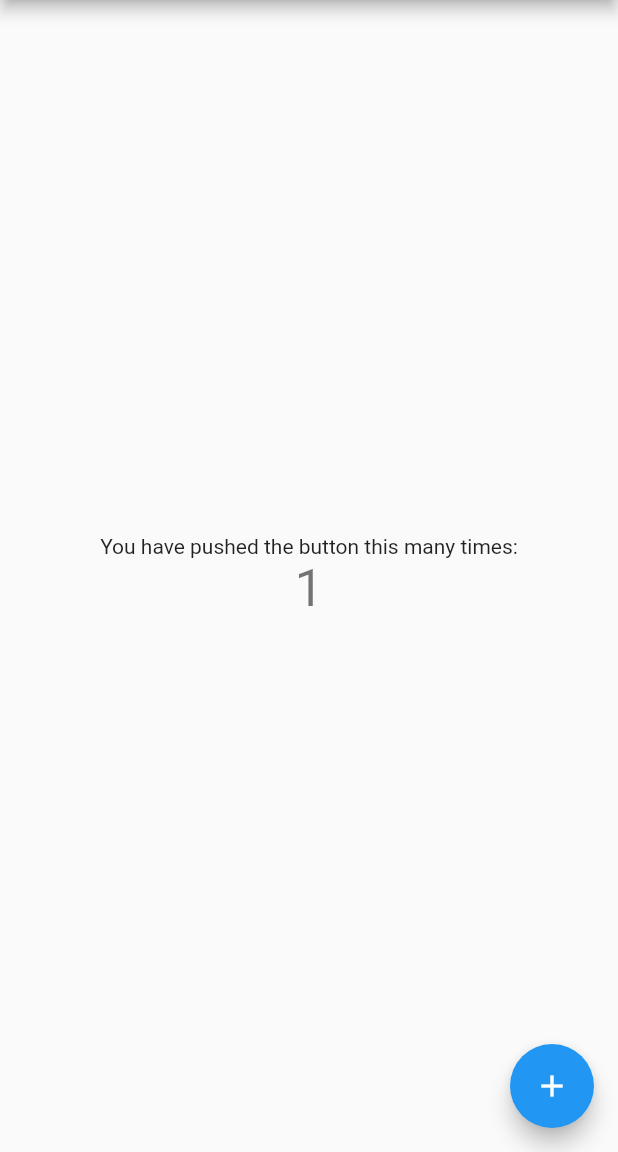
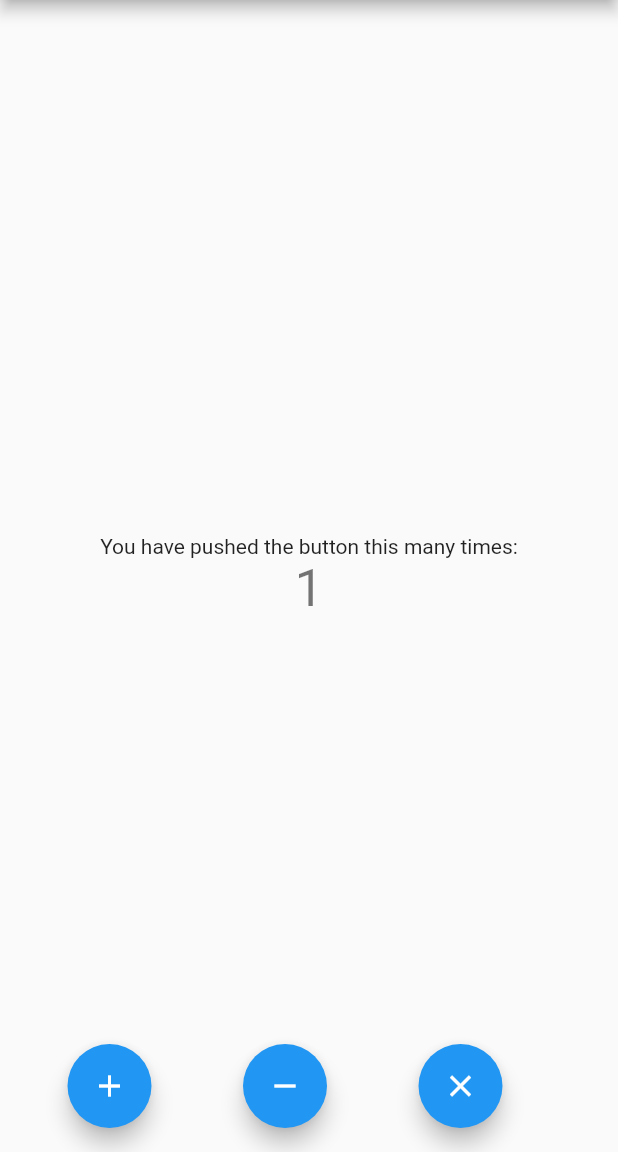
Before and after one commit to Helen10101/bloc_learning, a Flutter app: the screen it shows after launch, after a tap on the "add" icon, on a phone screen of 412 x 824 dp, the part 84-1236 px from its top. Run offline on Flutter 3.47's test engine with Material 2 defaults, Android fonts, the phone set to English and light mode, and no system bars.

```diff
--- /dev/null
+++ b/lib/counter_bloc.dart
@@ -0,0 +1,29 @@
+import 'dart:async';
+
+enum CounterAction{
+  Increment,
+  Decrement,
+  Reset
+}
+
+class CounterBloc{
+  int counter = 0;
+  final _stateStreamController = StreamController<int>();
+  StreamSink<int> get counterSink => _stateStreamController.sink;
+  Stream<int> get counterStream => _stateStreamController.stream;
+
+  final _eventStreamController = StreamController<CounterAction>();
+  StreamSink<CounterAction> get eventSink => _eventStreamController.sink;
+  Stream<CounterAction> get eventStream => _eventStreamController.stream;
+
+  CounterBloc(){
+
+    eventStream.listen((event) {
+      if(event == CounterAction.Increment) counter++;
+      else if(event == CounterAction.Decrement) counter--;
+      else if(event == CounterAction.Reset) counter = 0;
+
+      counterSink.add(counter);
+    });
+  }
+}
--- a/lib/main.dart
+++ b/lib/main.dart
@@ -1,3 +1,4 @@
+import 'package:bloc_learning/counter_bloc.dart';
 import 'package:flutter/material.dart';
 
 void main() {
@@ -48,18 +49,10 @@ class MyHomePage extends StatefulWidget {
 }
 
 class _MyHomePageState extends State<MyHomePage> {
-  int _counter = 0;
 
-  void _incrementCounter() {
-    setState(() {
-      // This call to setState tells the Flutter framework that something has
-      // changed in this State, which causes it to rerun the build method below
-      // so that the display can reflect the updated values. If we changed
-      // _counter without calling setState(), then the build method would not be
-      // called again, and so nothing would appear to happen.
-      _counter++;
-    });
-  }
+  final counterBloc = CounterBloc();
+
+
 
   @override
   Widget build(BuildContext context) {
@@ -79,36 +72,49 @@ class _MyHomePageState extends State<MyHomePage> {
         // Center is a layout widget. It takes a single child and positions it
         // in the middle of the parent.
         child: Column(
-          // Column is also a layout widget. It takes a list of children and
-          // arranges them vertically. By default, it sizes itself to fit its
-          // children horizontally, and tries to be as tall as its parent.
-          //
-          // Invoke "debug painting" (press "p" in the console, choose the
-          // "Toggle Debug Paint" action from the Flutter Inspector in Android
-          // Studio, or the "Toggle Debug Paint" command in Visual Studio Code)
-          // to see the wireframe for each widget.
-          //
-          // Column has various properties to control how it sizes itself and
-          // how it positions its children. Here we use mainAxisAlignment to
-          // center the children vertically; the main axis here is the vertical
-          // axis because Columns are vertical (the cross axis would be
-          // horizontal).
           mainAxisAlignment: MainAxisAlignment.center,
           children: <Widget>[
             const Text(
               'You have pushed the button this many times:',
             ),
-            Text(
-              '$_counter',
-              style: Theme.of(context).textTheme.headline4,
+            StreamBuilder(
+              stream: counterBloc.counterStream,
+              builder: (context, snapshot){
+                return Text(
+                  '${snapshot.data}',
+                  style: Theme.of(context).textTheme.headline4,
+                );
+              },
+
             ),
           ],
         ),
       ),
-      floatingActionButton: FloatingActionButton(
-        onPressed: _incrementCounter,
-        tooltip: 'Increment',
-        child: const Icon(Icons.add),
+      floatingActionButton: Row(
+        mainAxisAlignment: MainAxisAlignment.spaceEvenly,
+        children: [
+          FloatingActionButton(
+            onPressed: (){
+              counterBloc.eventSink.add(CounterAction.Increment);
+            },
+            tooltip: 'Increment',
+            child: const Icon(Icons.add),
+          ),
+          FloatingActionButton(
+            onPressed: (){
+              counterBloc.eventSink.add(CounterAction.Decrement);
+            },
+            tooltip: 'Decrement',
+            child: const Icon(Icons.remove),
+          ),
+          FloatingActionButton(
+            onPressed: (){
+              counterBloc.eventSink.add(CounterAction.Reset);
+            },
+            tooltip: 'Reset',
+            child: const Icon(Icons.close),
+          ),
+        ],
       ), // This trailing comma makes auto-formatting nicer for build methods.
     );
   }
```
